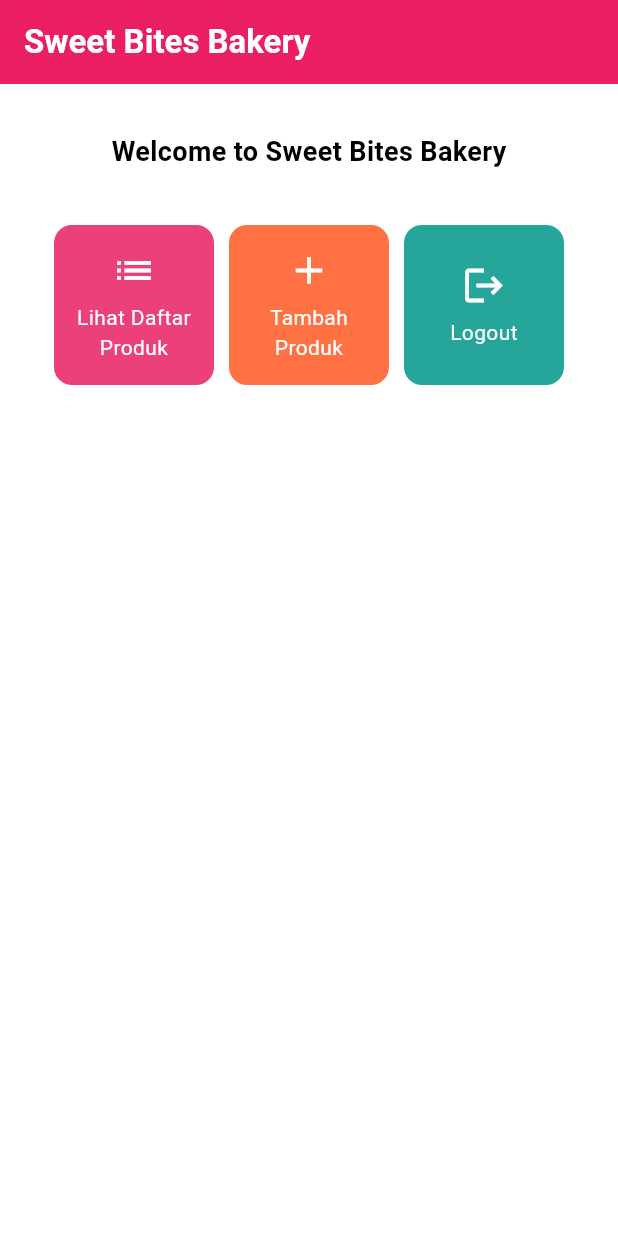
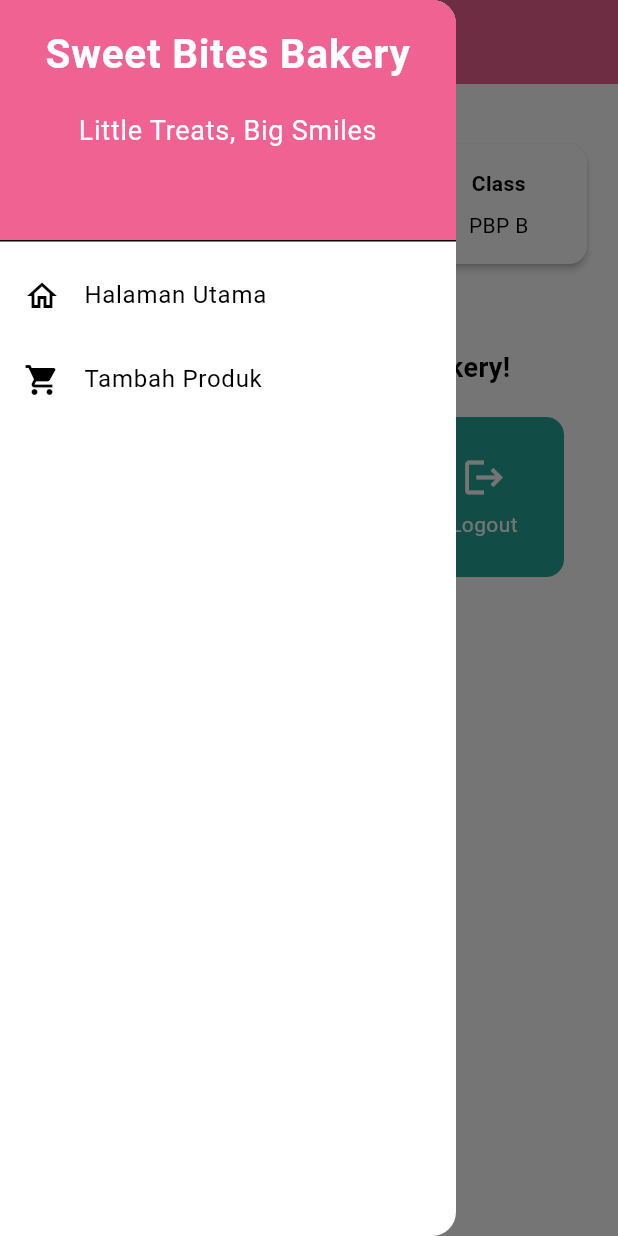
Before and after one commit to amirahsetiadji/sweet-bites-bakery-mobile, a Flutter app: the screen it shows after launch, with the side drawer open (before the commit the screen has no drawer), on a phone screen of 412 x 824 dp. Run offline on Flutter 3.47's test engine with Material 3 defaults, Android fonts, the phone set to English and light mode, and no system bars.

Commit message:
Tugas 8 selesai

```diff
--- a/lib/main.dart
+++ b/lib/main.dart
@@ -1,5 +1,23 @@
-import 'package:sweet_bites_bakery/menu.dart';
 import 'package:flutter/material.dart';
+import 'package:sweet_bites_bakery/screens/menu.dart';
+
+// Membuat MaterialColor kustom untuk warna hitam
+MaterialColor createMaterialPink = MaterialColor(
+  0xFFF06292,
+  const <int, Color>{
+    50: Color(0xFFFCE4EC),
+    100: Color(0xFFF8BBD0),
+    200: Color(0xFFF48FB1),
+    300: Color(0xFFF06292),
+    400: Color(0xFFEC407A),
+    500: Color(0xFFE91E63),
+    600: Color(0xFFD81B60),
+    700: Color(0xFFC2185B),
+    800: Color(0xFFAD1457),
+    900: Color(0xFF880E4F),
+  },
+);
+
 
 void main() {
   runApp(const MyApp());
@@ -8,17 +26,36 @@ void main() {
 class MyApp extends StatelessWidget {
   const MyApp({super.key});
 
+  // This widget is the root of your application.
   @override
   Widget build(BuildContext context) {
     return MaterialApp(
-      title: 'Sweet Bites Bakery',
+      title: 'Flutter Demo',
       theme: ThemeData(
-        colorScheme: ColorScheme.fromSwatch(
-          primarySwatch: Colors.pink,
-        ).copyWith(secondary: Colors.orange),
+        // This is the theme of your application.
+        //
+        // TRY THIS: Try running your application with "flutter run". You'll see
+        // the application has a purple toolbar. Then, without quitting the app,
+        // try changing the seedColor in the colorScheme below to Colors.green
+        // and then invoke "hot reload" (save your changes or press the "hot
+        // reload" button in a Flutter-supported IDE, or press "r" if you used
+        // the command line to start the app).
+        //
+        // Notice that the counter didn't reset back to zero; the application
+        // state is not lost during the reload. To reset the state, use hot
+        // restart instead.
+        //
+        // This works for code too, not just values: Most code changes can be
+        // tested with just a hot reload.
+        primarySwatch: createMaterialPink,
+        colorScheme: ColorScheme.light(
+          primary: Color(0xFFF06292),
+          secondary: Color(0xFFF06292),
+        ),
+        scaffoldBackgroundColor: Colors.white,
         useMaterial3: true,
       ),
-      home: const MyHomePage(),
+      home: MyHomePage(),
     );
   }
 }
--- a/lib/menu.dart
+++ /dev/null
@@ -1,112 +0,0 @@
-import 'package:flutter/material.dart';
-
-class MyHomePage extends StatelessWidget {
-  const MyHomePage({super.key});
-
-  @override
-  Widget build(BuildContext context) {
-    return Scaffold(
-      appBar: AppBar(
-        title: const Text(
-          'Sweet Bites Bakery',
-          style: TextStyle(
-            color: Colors.white,
-            fontWeight: FontWeight.bold,
-          ),
-        ),
-        backgroundColor: Theme.of(context).colorScheme.primary,
-      ),
-      body: Padding(
-        padding: const EdgeInsets.all(16.0),
-        child: Center(
-          child: Column(
-            crossAxisAlignment: CrossAxisAlignment.center,
-            children: [
-              const Padding(
-                padding: EdgeInsets.only(top: 16.0, bottom: 16.0),
-                child: Text(
-                  'Welcome to Sweet Bites Bakery',
-                  style: TextStyle(
-                    fontWeight: FontWeight.bold,
-                    fontSize: 18.0,
-                  ),
-                ),
-              ),
-              GridView.count(
-                primary: true,
-                padding: const EdgeInsets.all(20),
-                crossAxisSpacing: 10,
-                mainAxisSpacing: 10,
-                crossAxisCount: 3,
-                shrinkWrap: true,
-                children: ItemHomepage.items.map((ItemHomepage item) {
-                  return ItemCard(item);
-                }).toList(),
-              ),
-            ],
-          ),
-        ),
-      ),
-    );
-  }
-}
-
-class ItemHomepage {
-  final String name;
-  final IconData icon;
-  final Color color;
-  final String snackBarMessage;
-
-  ItemHomepage(this.name, this.icon, this.color, this.snackBarMessage);
-
-  // Tiga item dengan ikon, warna, dan pesan Snackbar
-  static final List<ItemHomepage> items = [
-    ItemHomepage("Lihat Daftar Produk", Icons.list, Colors.pink[400]!, "Kamu telah menekan tombol Lihat Daftar Produk"),
-    ItemHomepage("Tambah Produk", Icons.add, Colors.deepOrange[400]!, "Kamu telah menekan tombol Tambah Produk"),
-    ItemHomepage("Logout", Icons.logout, Colors.teal[400]!, "Kamu telah menekan tombol Logout"),
-  ];
-}
-
-class ItemCard extends StatelessWidget {
-  final ItemHomepage item;
-
-  const ItemCard(this.item, {super.key});
-
-  @override
-  Widget build(BuildContext context) {
-    return Material(
-      color: item.color, // Gunakan warna spesifik untuk tiap tombol
-      borderRadius: BorderRadius.circular(12),
-      child: InkWell(
-        onTap: () {
-          ScaffoldMessenger.of(context)
-            ..hideCurrentSnackBar()
-            ..showSnackBar(
-              SnackBar(content: Text(item.snackBarMessage)),
-            );
-        },
-        child: Container(
-          padding: const EdgeInsets.all(8),
-          child: Center(
-            child: Column(
-              mainAxisAlignment: MainAxisAlignment.center,
-              children: [
-                Icon(
-                  item.icon,
-                  color: Colors.white, // Ikon diatur ke putih agar kontras dengan warna tombol
-                  size: 30.0,
-                ),
-                const Padding(padding: EdgeInsets.all(3)),
-                Text(
-                  item.name,
-                  textAlign: TextAlign.center,
-                  style: const TextStyle(color: Colors.white), // Teks diatur ke putih
-                ),
-              ],
-            ),
-          ),
-        ),
-      ),
-    );
-  }
-}
--- /dev/null
+++ b/lib/screens/menu.dart
@@ -0,0 +1,132 @@
+import 'package:flutter/material.dart';
+import 'package:sweet_bites_bakery/widgets/left_drawer.dart';
+import 'package:sweet_bites_bakery/widgets/product_card.dart';
+
+class MyHomePage extends StatelessWidget {
+    final String npm = '2306275235'; // NPM
+    final String name = 'Amirah Rizkita Setiadji'; // Nama
+    final String className = 'PBP B'; // Kelas
+    MyHomePage({super.key});
+
+    final List<ItemHomepage> items = [
+         ItemHomepage("Lihat Produk", Icons.shopping_cart_checkout_rounded),
+         ItemHomepage("Add Product", Icons.shopping_cart),
+         ItemHomepage("Logout", Icons.logout),
+     ];
+
+  @override
+  Widget build(BuildContext context) {
+    // Scaffold menyediakan struktur dasar halaman dengan AppBar dan body.
+    return Scaffold(
+      // AppBar adalah bagian atas halaman yang menampilkan judul.
+      appBar: AppBar(
+        // Judul aplikasi "Mental Health Tracker" dengan teks putih dan tebal.
+        title: const Text(
+          'Sweet Bites Bakery',
+          style: TextStyle(
+            color: Colors.white,
+            fontWeight: FontWeight.bold,
+          ),
+        ),
+        // Warna latar belakang AppBar diambil dari skema warna tema aplikasi.
+        backgroundColor: Color(0xFFF06292),
+        iconTheme: const IconThemeData(color: Colors.white),
+      ),
+      drawer: const LeftDrawer(),
+      // Body halaman dengan padding di sekelilingnya.
+      body: SingleChildScrollView(
+        child: Padding(
+          padding: const EdgeInsets.all(16.0),
+          // Menyusun widget secara vertikal dalam sebuah kolom.
+          child: Column(
+            crossAxisAlignment: CrossAxisAlignment.center,
+            children: [
+              // Row untuk menampilkan 3 InfoCard secara horizontal.
+              Row(
+                mainAxisAlignment: MainAxisAlignment.spaceEvenly,
+                children: [
+                  InfoCard(title: 'NPM', content: npm),
+                  InfoCard(title: 'Name', content: name),
+                  InfoCard(title: 'Class', content: className),
+                ],
+              ),
+
+              // Memberikan jarak vertikal 16 unit.
+              const SizedBox(height: 16.0),
+
+              // Menempatkan widget berikutnya di tengah halaman.
+              Center(
+                child: Column(
+                  // Menyusun teks dan grid item secara vertikal.
+
+                  children: [
+                    // Menampilkan teks sambutan dengan gaya tebal dan ukuran 18.
+                    const Padding(
+                      padding: EdgeInsets.only(top: 16.0),
+                      child: Text(
+                        'Welcome to Sweet Bites Bakery!',
+                        style: TextStyle(
+                          fontWeight: FontWeight.bold,
+                          fontSize: 18.0,
+                        ),
+                      ),
+                    ),
+
+                    // Grid untuk menampilkan ItemCard dalam bentuk grid 3 kolom.
+                    GridView.count(
+                      primary: true,
+                      padding: const EdgeInsets.all(20),
+                      crossAxisSpacing: 10,
+                      mainAxisSpacing: 10,
+                      crossAxisCount: 3,
+                      // Agar grid menyesuaikan tinggi kontennya.
+                      shrinkWrap: true,
+
+                      // Menampilkan ItemCard untuk setiap item dalam list items.
+                      children: items.map((ItemHomepage item) {
+                        return ItemCard(item);
+                      }).toList(),
+                    ),
+                  ],
+                ),
+              ),
+            ],
+          ),
+        ),
+      ),
+    );
+  }
+}
+
+class InfoCard extends StatelessWidget {
+  // Kartu informasi yang menampilkan title dan content.
+
+  final String title;  // Judul kartu.
+  final String content;  // Isi kartu.
+
+  const InfoCard({super.key, required this.title, required this.content});
+
+  @override
+  Widget build(BuildContext context) {
+    return Card(
+      // Membuat kotak kartu dengan bayangan dibawahnya.
+      elevation: 2.0,
+      child: Container(
+        // Mengatur ukuran dan jarak di dalam kartu.
+        width: MediaQuery.of(context).size.width / 3.5, // menyesuaikan dengan lebar device yang digunakan.
+        padding: const EdgeInsets.all(16.0),
+        // Menyusun title dan content secara vertikal.
+        child: Column(
+          children: [
+            Text(
+              title,
+              style: const TextStyle(fontWeight: FontWeight.bold),
+            ),
+            const SizedBox(height: 8.0),
+            Text(content),
+          ],
+        ),
+      ),
+    );
+  }
+}
--- /dev/null
+++ b/lib/widgets/left_drawer.dart
@@ -0,0 +1,69 @@
+import 'package:flutter/material.dart';
+import 'package:sweet_bites_bakery/screens/menu.dart';
+import 'package:sweet_bites_bakery/screens/productentry_form.dart';
+
+class LeftDrawer extends StatelessWidget {
+  const LeftDrawer({super.key});
+
+  @override
+  Widget build(BuildContext context) {
+    return Drawer(
+      child: ListView(
+        children: [
+          const DrawerHeader(
+
+    decoration: BoxDecoration(
+      color: Color(0xFFF06292),
+    ),
+    child: Column(
+      children: [
+        Text(
+          'Sweet Bites Bakery',
+          textAlign: TextAlign.center,
+          style: TextStyle(
+            fontSize: 27,
+            fontWeight: FontWeight.bold,
+            color: Colors.white,
+          ),
+        ),
+        Padding(padding: EdgeInsets.all(8)),
+        Text(
+          "Little Treats, Big Smiles",
+          textAlign: TextAlign.center,
+          style: TextStyle(
+            fontSize: 18,
+            color: Colors.white,
+            fontWeight: FontWeight.normal,
+          ),
+        ),
+      ],
+    ),
+  ),
+  ListTile(
+    leading: const Icon(Icons.home_outlined),
+    title: const Text('Halaman Utama'),
+    // Bagian redirection ke MyHomePage
+    onTap: () {
+      Navigator.pushReplacement(
+          context,
+          MaterialPageRoute(
+            builder: (context) => MyHomePage(),
+          ));
+    },
+  ),
+  ListTile(
+    leading: const Icon(Icons.shopping_cart),
+    title: const Text('Tambah Produk'),
+    // Bagian redirection ke MoodEntryFormPage
+    onTap: () {
+      Navigator.push(
+          context,
+          MaterialPageRoute(
+            builder: (context) => const ClothingEntryFormPage(),
+          ));
+    },
+  ),        ],
+      ),
+    );
+  }
+}
--- /dev/null
+++ b/lib/widgets/product_card.dart
@@ -0,0 +1,85 @@
+import 'package:flutter/material.dart';
+import 'package:sweet_bites_bakery/screens/productentry_form.dart';
+
+class ItemHomepage {
+     final String name;
+     final IconData icon;
+
+     ItemHomepage(this.name, this.icon);
+ }
+
+
+class ItemCard extends StatelessWidget {
+  // Menampilkan kartu dengan ikon dan nama.
+
+  final ItemHomepage item;
+
+  const ItemCard(this.item, {super.key});
+
+  // Helper method untuk menentukan warna berdasarkan nama item
+  Color _getButtonColor(String name) {
+    switch (name) {
+      case "Lihat Produk":
+        return const Color(0xFFEC407A);
+      case "Add Product":
+        return const Color(0xFFEF5350);
+      case "Logout":
+        return const Color(0xFF26A69A);
+      default:
+        return Colors.pink;  // Default color
+    }
+  }
+
+  @override
+  Widget build(BuildContext context) {
+    return Material(
+      // Menentukan warna latar belakang dari tema aplikasi.
+      color: _getButtonColor(item.name),
+      // Membuat sudut kartu melengkung.
+      borderRadius: BorderRadius.circular(12),
+
+      child: InkWell(
+        // Aksi ketika kartu ditekan.
+        onTap: () {
+          // Menampilkan pesan SnackBar saat kartu ditekan.
+          ScaffoldMessenger.of(context)
+            ..hideCurrentSnackBar()
+            ..showSnackBar(
+              SnackBar(content: Text("Kamu telah menekan tombol ${item.name}"))
+            );
+
+          // Navigate ke route yang sesuai
+          if (item.name == "Add Product") {
+            Navigator.push(
+              context,
+              MaterialPageRoute(builder: (context) => const ClothingEntryFormPage()),
+            );
+          }
+        },
+        // Container untuk menyimpan Icon dan Text
+        child: Container(
+          padding: const EdgeInsets.all(8),
+          child: Center(
+            child: Column(
+              // Menyusun ikon dan teks di tengah kartu.
+              mainAxisAlignment: MainAxisAlignment.center,
+              children: [
+                Icon(
+                  item.icon,
+                  color: Colors.white,
+                  size: 30.0,
+                ),
+                const Padding(padding: EdgeInsets.all(3)),
+                Text(
+                  item.name,
+                  textAlign: TextAlign.center,
+                  style: const TextStyle(color: Colors.white),
+                ),
+              ],
+            ),
+          ),
+        ),
+      ),
+    );
+  }
+}
```
Also changed, not shown: lib/screens/productentry_form.dart (added, +203 -0 lines), 1 other file.
